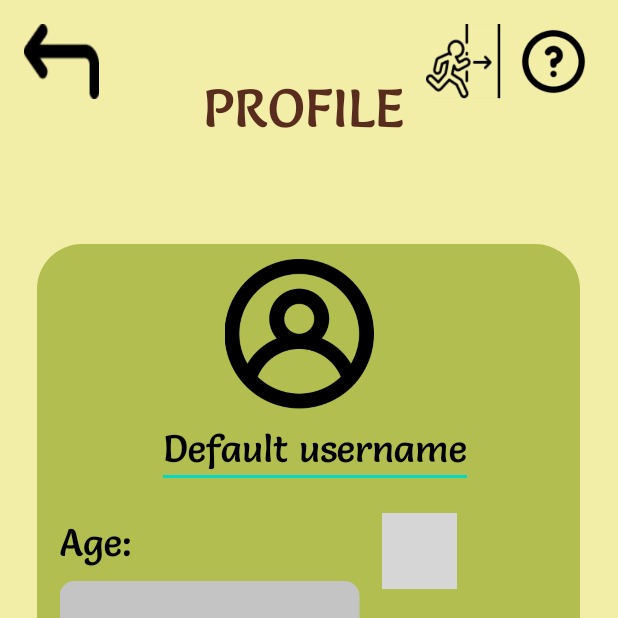
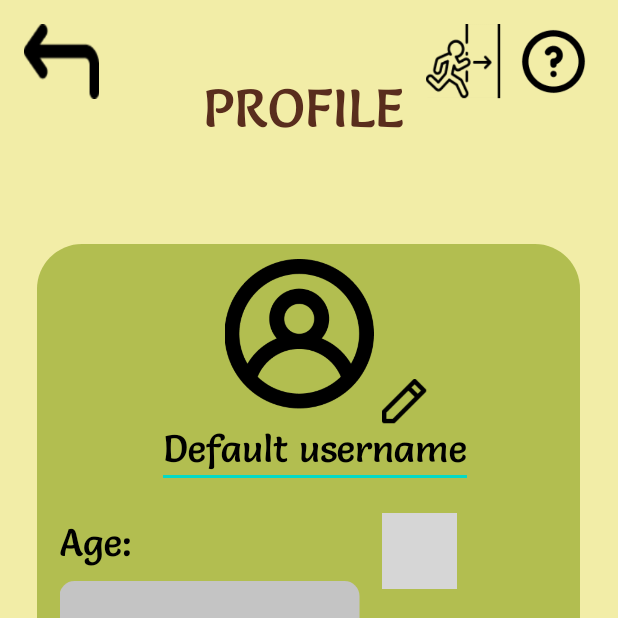
Before and after one commit to Alba-18/Work-out-, an Android app: the screen it shows after launch (MainActivity), on a phone screen of 412 x 824 dp, the top half of it. Run offline under Robolectric (Android 15) with nearby library versions, the phone set to English and light mode, and no system bars; our stand-ins replace navigation-ui; grey boxes are pictures that could not be loaded.

Commit message:
shape.xml

```diff
--- a/app/src/main/res/layout/activity_profile.xml
+++ b/app/src/main/res/layout/activity_profile.xml
@@ -103,6 +103,19 @@
                     android:background="@drawable/default_profile_image"
                     android:translationX="125dp"
                     android:translationY="10dp" />
+
+                <!-- Edit Profile Image -->
+
+                <androidx.appcompat.widget.AppCompatButton
+                    android:id="@+id/editImageProfile"
+                    android:layout_width="30dp"
+                    android:layout_height="30dp"
+                    android:layout_marginTop="-20dp"
+                    android:layout_marginBottom="-10dp"
+                    android:background="@drawable/edit_profile_image"
+                    android:translationX="230dp"
+                    android:translationY="10dp" />
+
                 <EditText
                     android:id="@+id/profileUserName"
                     android:layout_width="wrap_content"
@@ -115,7 +128,9 @@
                     android:translationX="80dp"
                     android:translationY="10dp"
                     android:layout_marginBottom="20dp"
+
                     />
+
 
                 <!-- Age -->
                 <TextView
```
Also changed, not shown: app/src/main/res/drawable/edit_profile_image.png (added).
